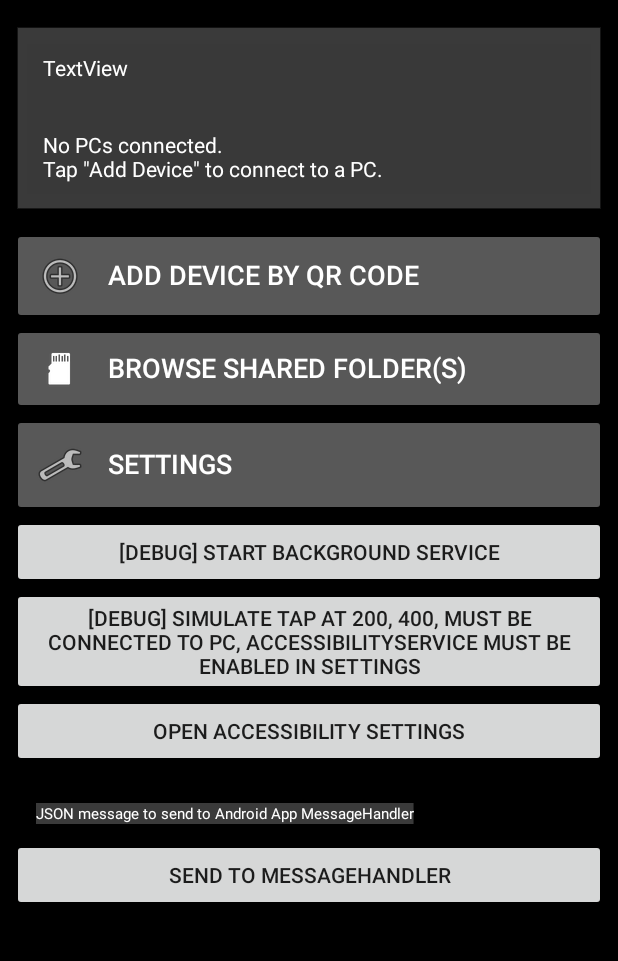
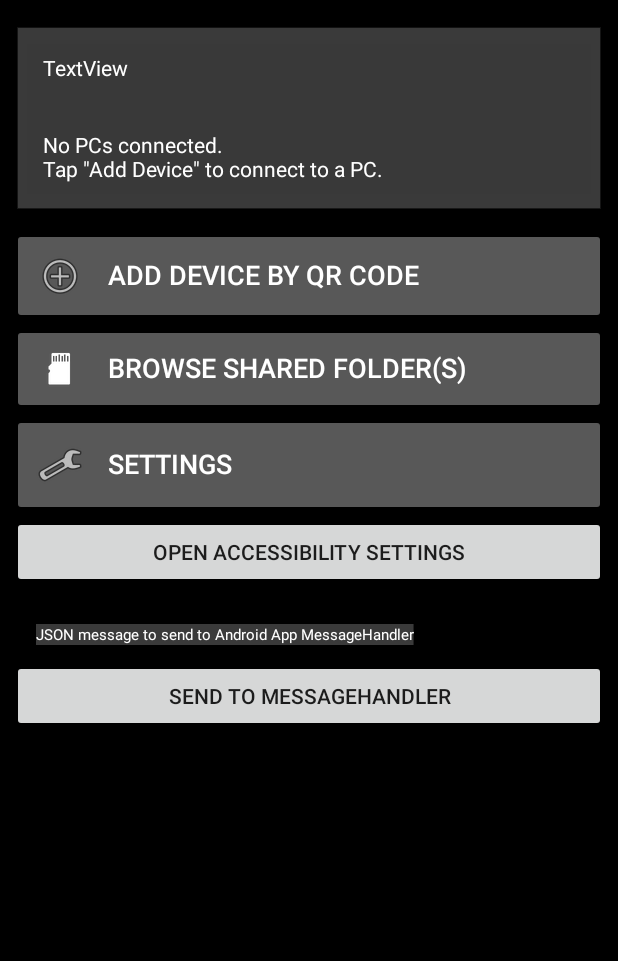
Before and after one commit to TheoLeeCJ/Lynx, an Android app: the layout activity_main.xml on its own in the app's theme, with its tools: preview values and no code run, on a phone screen of 412 x 824 dp, the part 127-1088 px from its top. Run offline under Robolectric (Android 15) with nearby library versions, the phone set to English and light mode, and no system bars.

Commit message:
send message on orientation change allow android app to gracefully handle disconnects

```diff
--- a/android-app/app/src/main/java/com/lynx/dev/Utility.java
+++ b/android-app/app/src/main/java/com/lynx/dev/Utility.java
@@ -22,6 +22,7 @@ public class Utility {
 	public static int ACTIVITY_RESULT_QRCODE = 5001;
 	public static int HOMEMESSAGE_CONNECTING = 6001;
 	public static int HOMEMESSAGE_CONNECTED = 6002;
+	public static int HOMEMESSAGE_NOT_CONNECTED = 6003;
 	public static int WEBSOCKET_PORT = 57531;
 
 	// Data-passing
--- a/android-app/app/src/main/res/layout/activity_main.xml
+++ b/android-app/app/src/main/res/layout/activity_main.xml
@@ -185,20 +185,6 @@
 				android:textSize="18sp" />
 
 			<Button
-				android:id="@+id/Debug0"
-				android:layout_width="match_parent"
-				android:layout_height="wrap_content"
-				android:onClick="startBackgroundService"
-				android:text="[Debug] Start Background Service" />
-
-			<Button
-				android:id="@+id/Debug1"
-				android:layout_width="match_parent"
-				android:layout_height="wrap_content"
-				android:onClick="simulateTap"
-				android:text="[Debug] Simulate Tap at 200, 400, MUST BE CONNECTED TO PC, AccessibilityService must be enabled in Settings" />
-
-			<Button
 				android:id="@+id/Debug2"
 				android:layout_width="match_parent"
 				android:layout_height="wrap_content"
```
Also changed, not shown: android-app/app/src/main/java/com/lynx/dev/BackgroundService.java (+27 -21 lines), android-app/app/src/main/java/com/lynx/dev/MainActivity.java (+6 -21 lines), android-app/app/src/main/java/com/lynx/dev/SimpleClient.java (+24 -0 lines).
